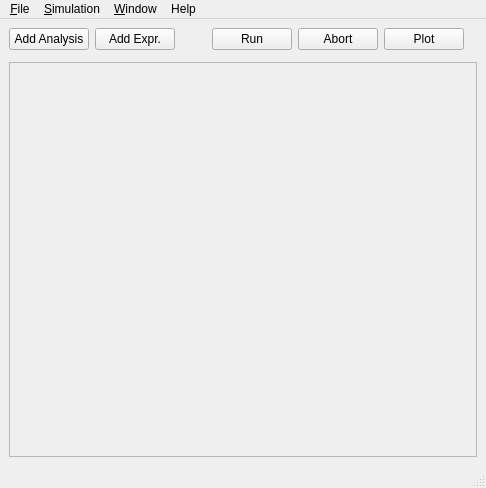
Above: spicetools/bench/simwin.ui from mdavidsaver/spicetools before the change. Below: the same form after it.
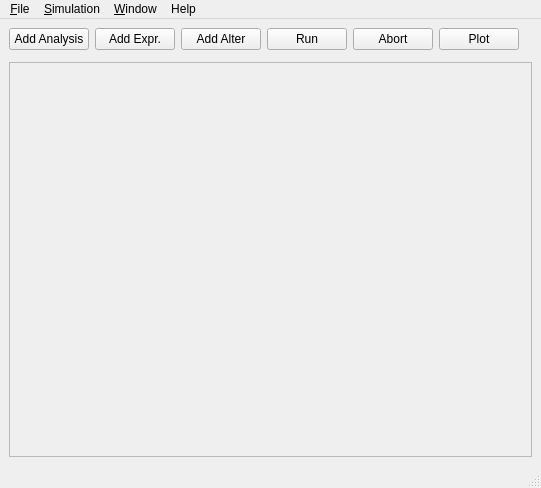
That is the form after the change. Icons and pictures are not drawn. Custom widgets are drawn as their Qt base class.

Commit message: add alter command

```diff
--- a/spicetools/bench/simwin.ui
+++ b/spicetools/bench/simwin.ui
@@ -35,6 +35,13 @@
         </property>
        </widget>
       </item>
+      <item>
+       <widget class="QPushButton" name="btnAlter">
+        <property name="text">
+         <string>Add Alter</string>
+        </property>
+       </widget>
+      </item>
       <item>
        <spacer name="horizontalSpacer">
         <property name="orientation">
```
The commit also changes 10 other files.
